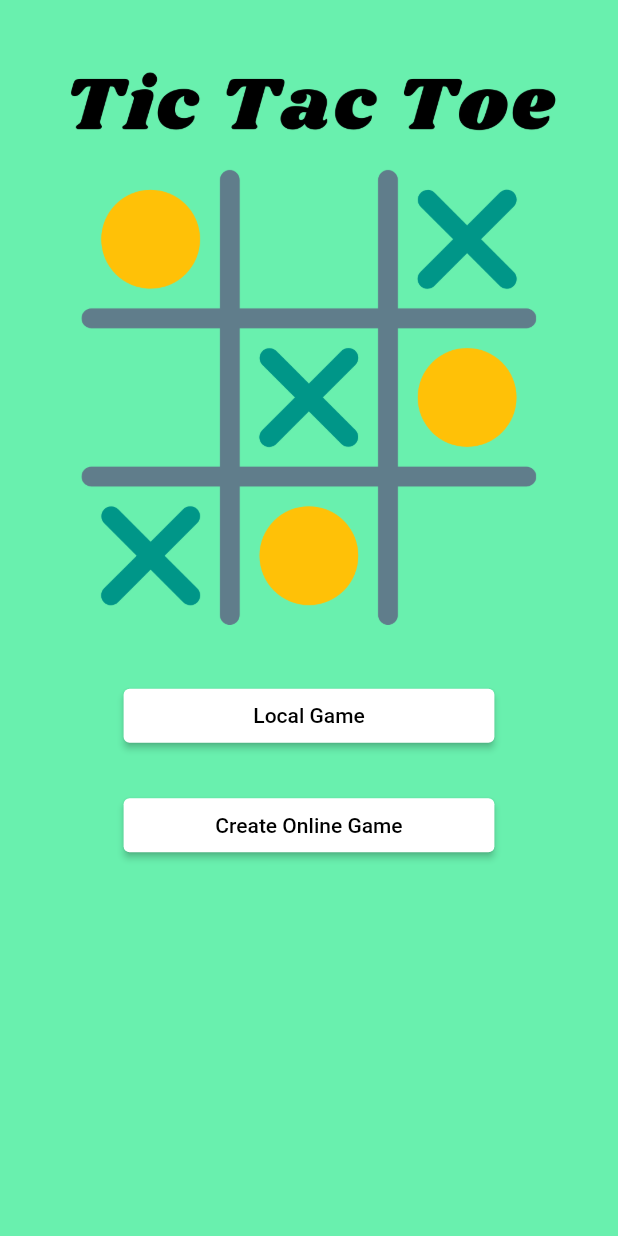
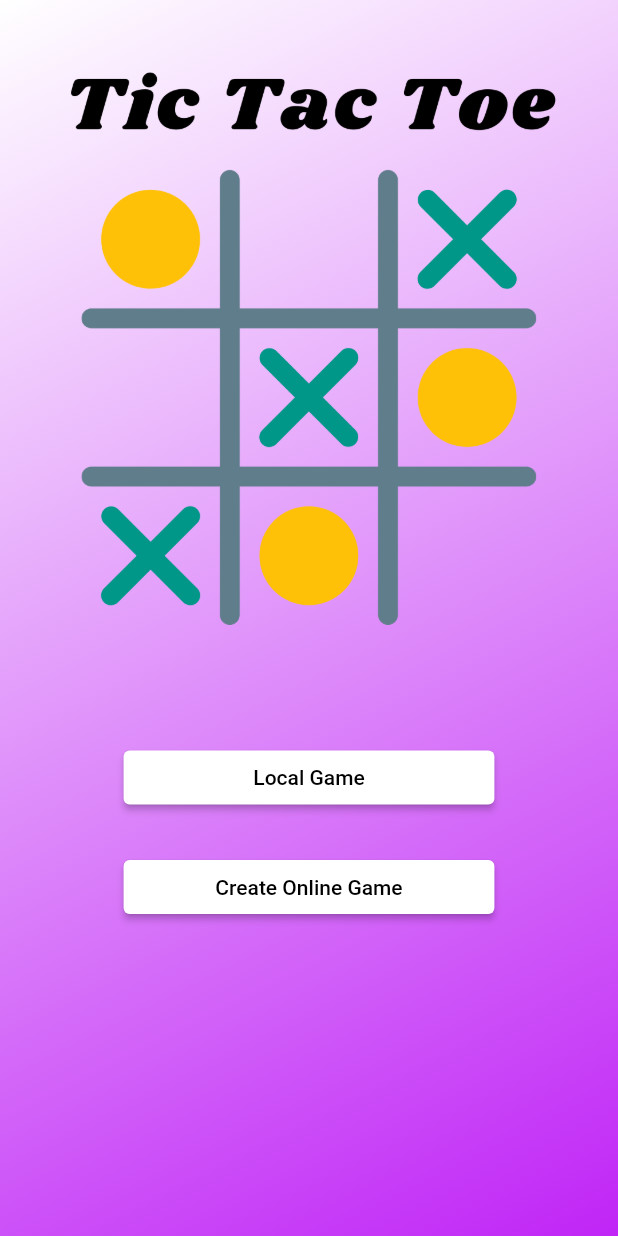
Before and after one commit to Atharv-Joshi/Tic-Tac-Toe, a Flutter app: the screen it shows after launch, on a phone screen of 412 x 824 dp. Run offline on Flutter 3.47's test engine with Material 2 defaults, Android fonts, the phone set to English and light mode, and no system bars; our stand-ins replace bot_toast, cloud_firestore, firebase_core; accounts and stored records are empty.

Commit message:
updated ui

```diff
--- a/lib/screens/choose_game_mode.dart
+++ b/lib/screens/choose_game_mode.dart
@@ -1,11 +1,7 @@
 import 'package:bot_toast/bot_toast.dart';
 import 'package:flutter/material.dart';
-import 'package:google_fonts/google_fonts.dart';
 import 'package:tic_tac_toe/helpers/function_calls.dart';
-import 'package:tic_tac_toe/models/player.dart';
 import 'package:tic_tac_toe/screens/local_two_player/ltw_game_screen.dart';
-import 'package:tic_tac_toe/screens/online_two_player/initiate_stream_screen.dart';
-import 'package:tic_tac_toe/screens/online_two_player/select_lobby.dart';
 
 class ChooseGameMode extends StatelessWidget {
   ChooseGameMode({Key? key}) : super(key: key);
@@ -13,16 +9,27 @@ class ChooseGameMode extends StatelessWidget {
   @override
   Widget build(BuildContext context) {
     return Scaffold(
-      backgroundColor: Colors.greenAccent,
-      body: Stack(
+      body: Container(
+        height: MediaQuery.of(context).size.height,
+        decoration: const BoxDecoration(
+          gradient: LinearGradient(
+            begin: Alignment.topLeft,
+            end: Alignment.bottomRight,
+            colors: [Color(0xffFFFFFF), Color(0xffC025F6)],
+            transform: GradientRotation(
+              0
+            )
+          ),
+        ),
+        child: Stack(
           children: [
             Image.asset('assets/Good.png'),
             Positioned(
-            top:  MediaQuery.of(context).size.height * 0.55,
+              top:  MediaQuery.of(context).size.height * 0.6,
               left: MediaQuery.of(context).size.width  * 0.2,
               child: Column(
                 children: [
-                Container(
+                  SizedBox(
                     width: MediaQuery.of(context).size.width * 0.6,
                     child: ElevatedButton(
                         style: ElevatedButton.styleFrom(
@@ -36,7 +43,7 @@ class ChooseGameMode extends StatelessWidget {
                     ),
                   ),
                   const SizedBox(height: 25,),
-                Container(
+                  SizedBox(
                     width: MediaQuery.of(context).size.width * 0.6,
                     child: ElevatedButton(
                         style: ElevatedButton.styleFrom(
@@ -71,6 +78,7 @@ class ChooseGameMode extends StatelessWidget {
             ),
           ],
         ),
+      ),
     );
   }
 }
```
Lines whose indentation alone changed are shown as unchanged.
